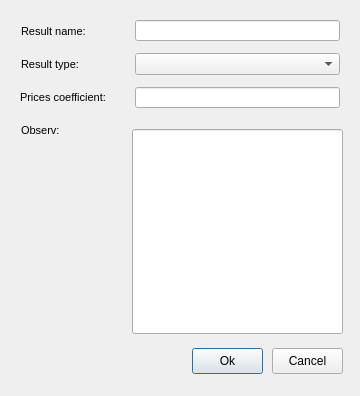
Giswater/giswater_qgis_plugin, file ui/plan_estimate_result_new.ui: the form before one commit.
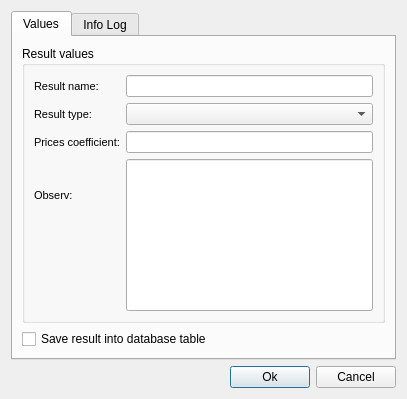
The form after the commit.

The edit to the form file:
```diff
--- a/ui/plan_estimate_result_new.ui
+++ b/ui/plan_estimate_result_new.ui
@@ -6,208 +6,241 @@
    <rect>
     <x>0</x>
     <y>0</y>
-    <width>360</width>
-    <height>396</height>
+    <width>407</width>
+    <height>384</height>
    </rect>
   </property>
   <property name="windowTitle">
    <string>Plan - estimated result</string>
   </property>
-  <widget class="QLineEdit" name="prices_coefficient">
-   <property name="enabled">
-    <bool>true</bool>
-   </property>
-   <property name="geometry">
-    <rect>
-     <x>135</x>
-     <y>87</y>
-     <width>205</width>
-     <height>21</height>
-    </rect>
-   </property>
-   <property name="font">
-    <font>
-     <family>Arial</family>
-     <italic>true</italic>
-    </font>
-   </property>
-   <property name="text">
-    <string/>
-   </property>
-   <property name="alignment">
-    <set>Qt::AlignLeading|Qt::AlignLeft|Qt::AlignTop</set>
-   </property>
-  </widget>
-  <widget class="QLabel" name="label_prices_coefficient">
-   <property name="geometry">
-    <rect>
-     <x>20</x>
-     <y>87</y>
-     <width>106</width>
-     <height>21</height>
-    </rect>
-   </property>
-   <property name="font">
-    <font>
-     <family>MS Shell Dlg 2</family>
-     <pointsize>8</pointsize>
-     <weight>50</weight>
-     <bold>false</bold>
-    </font>
-   </property>
-   <property name="text">
-    <string>Prices coefficient:</string>
-   </property>
-  </widget>
-  <widget class="QPushButton" name="btn_calculate">
-   <property name="geometry">
-    <rect>
-     <x>192</x>
-     <y>348</y>
-     <width>71</width>
-     <height>26</height>
-    </rect>
-   </property>
-   <property name="text">
-    <string>Ok</string>
-   </property>
-  </widget>
-  <widget class="QPushButton" name="btn_close">
-   <property name="geometry">
-    <rect>
-     <x>272</x>
-     <y>348</y>
-     <width>71</width>
-     <height>26</height>
-    </rect>
-   </property>
-   <property name="text">
-    <string>Cancel</string>
-   </property>
-  </widget>
-  <widget class="QLabel" name="label_result_name">
-   <property name="geometry">
-    <rect>
-     <x>21</x>
-     <y>21</y>
-     <width>111</width>
-     <height>21</height>
-    </rect>
-   </property>
-   <property name="font">
-    <font>
-     <family>MS Shell Dlg 2</family>
-     <pointsize>8</pointsize>
-     <weight>50</weight>
-     <bold>false</bold>
-    </font>
-   </property>
-   <property name="text">
-    <string>Result name:</string>
-   </property>
-  </widget>
-  <widget class="QLineEdit" name="result_name">
-   <property name="enabled">
-    <bool>true</bool>
-   </property>
-   <property name="geometry">
-    <rect>
-     <x>135</x>
-     <y>20</y>
-     <width>205</width>
-     <height>21</height>
-    </rect>
-   </property>
-   <property name="font">
-    <font>
-     <family>Arial</family>
-     <italic>true</italic>
-    </font>
-   </property>
-   <property name="text">
-    <string/>
-   </property>
-   <property name="alignment">
-    <set>Qt::AlignLeading|Qt::AlignLeft|Qt::AlignTop</set>
-   </property>
-  </widget>
-  <widget class="QLineEdit" name="observ">
-   <property name="enabled">
-    <bool>true</bool>
-   </property>
-   <property name="geometry">
-    <rect>
-     <x>132</x>
-     <y>129</y>
-     <width>211</width>
-     <height>205</height>
-    </rect>
-   </property>
-   <property name="font">
-    <font>
-     <family>Arial</family>
-     <italic>true</italic>
-    </font>
-   </property>
-   <property name="text">
-    <string/>
-   </property>
-   <property name="alignment">
-    <set>Qt::AlignLeading|Qt::AlignLeft|Qt::AlignTop</set>
-   </property>
-  </widget>
-  <widget class="QLabel" name="label_observ">
-   <property name="geometry">
-    <rect>
-     <x>21</x>
-     <y>120</y>
-     <width>111</width>
-     <height>21</height>
-    </rect>
-   </property>
-   <property name="font">
-    <font>
-     <family>MS Shell Dlg 2</family>
-     <pointsize>8</pointsize>
-     <weight>50</weight>
-     <bold>false</bold>
-    </font>
-   </property>
-   <property name="text">
-    <string>Observ:</string>
-   </property>
-  </widget>
-  <widget class="QLabel" name="label_result_type">
-   <property name="geometry">
-    <rect>
-     <x>21</x>
-     <y>54</y>
-     <width>106</width>
-     <height>21</height>
-    </rect>
-   </property>
-   <property name="font">
-    <font>
-     <family>MS Shell Dlg 2</family>
-     <pointsize>8</pointsize>
-     <weight>50</weight>
-     <bold>false</bold>
-    </font>
-   </property>
-   <property name="text">
-    <string>Result type:</string>
-   </property>
-  </widget>
-  <widget class="QComboBox" name="cmb_result_type">
-   <property name="geometry">
-    <rect>
-     <x>135</x>
-     <y>53</y>
-     <width>205</width>
-     <height>22</height>
-    </rect>
-   </property>
-  </widget>
+  <layout class="QGridLayout" name="gridLayout">
+   <item row="0" column="0">
+    <widget class="QTabWidget" name="mainTab">
+     <property name="currentIndex">
+      <number>0</number>
+     </property>
+     <widget class="QWidget" name="tab_params">
+      <attribute name="title">
+       <string>Values</string>
+      </attribute>
+      <layout class="QGridLayout" name="gridLayout_2">
+       <item row="0" column="0" colspan="2">
+        <widget class="QGroupBox" name="groupBox">
+         <property name="title">
+          <string>Result values</string>
+         </property>
+         <layout class="QGridLayout" name="gridLayout_4">
+          <item row="0" column="0">
+           <widget class="QLabel" name="label_result_name">
+            <property name="font">
+             <font>
+              <family>MS Shell Dlg 2</family>
+              <pointsize>8</pointsize>
+              <weight>50</weight>
+              <bold>false</bold>
+             </font>
+            </property>
+            <property name="text">
+             <string>Result name:</string>
+            </property>
+           </widget>
+          </item>
+          <item row="0" column="1">
+           <widget class="QLineEdit" name="result_id">
+            <property name="enabled">
+             <bool>true</bool>
+            </property>
+            <property name="font">
+             <font>
+              <family>Arial</family>
+              <italic>true</italic>
+             </font>
+            </property>
+            <property name="text">
+             <string/>
+            </property>
+            <property name="alignment">
+             <set>Qt::AlignLeading|Qt::AlignLeft|Qt::AlignTop</set>
+            </property>
+           </widget>
+          </item>
+          <item row="1" column="0">
+           <widget class="QLabel" name="label_result_type">
+            <property name="font">
+             <font>
+              <family>MS Shell Dlg 2</family>
+              <pointsize>8</pointsize>
+              <weight>50</weight>
+              <bold>false</bold>
+             </font>
+            </property>
+            <property name="text">
+             <string>Result type:</string>
+            </property>
+           </widget>
+          </item>
+          <item row="2" column="0">
+           <widget class="QLabel" name="label_prices_coefficient">
+            <property name="font">
+             <font>
+              <family>MS Shell Dlg 2</family>
+              <pointsize>8</pointsize>
+              <weight>50</weight>
+              <bold>false</bold>
+             </font>
+            </property>
+            <property name="text">
+             <string>Prices coefficient:</string>
+            </property>
+           </widget>
+          </item>
+          <item row="1" column="1">
+           <widget class="QComboBox" name="cmb_result_type"/>
+          </item>
+          <item row="2" column="1">
+           <widget class="QLineEdit" name="prices_coefficient">
+            <property name="enabled">
+             <bool>true</bool>
+            </property>
+            <property name="font">
+             <font>
+              <family>Arial</family>
+              <italic>true</italic>
+             </font>
+            </property>
+            <property name="text">
+             <string/>
+            </property>
+            <property name="alignment">
+             <set>Qt::AlignLeading|Qt::AlignLeft|Qt::AlignTop</set>
+            </property>
+           </widget>
+          </item>
+          <item row="3" column="0">
+           <widget class="QLabel" name="label_observ">
+            <property name="font">
+             <font>
+              <family>MS Shell Dlg 2</family>
+              <pointsize>8</pointsize>
+              <weight>50</weight>
+              <bold>false</bold>
+             </font>
+            </property>
+            <property name="text">
+             <string>Observ:</string>
+            </property>
+           </widget>
+          </item>
+          <item row="3" column="1" rowspan="2">
+           <widget class="QLineEdit" name="observ">
+            <property name="enabled">
+             <bool>true</bool>
+            </property>
+            <property name="sizePolicy">
+             <sizepolicy hsizetype="Expanding" vsizetype="Expanding">
+              <horstretch>0</horstretch>
+              <verstretch>0</verstretch>
+             </sizepolicy>
+            </property>
+            <property name="minimumSize">
+             <size>
+              <width>0</width>
+              <height>150</height>
+             </size>
+            </property>
+            <property name="font">
+             <font>
+              <family>Arial</family>
+              <italic>true</italic>
+             </font>
+            </property>
+            <property name="text">
+             <string/>
+            </property>
+            <property name="alignment">
+             <set>Qt::AlignLeading|Qt::AlignLeft|Qt::AlignTop</set>
+            </property>
+           </widget>
+          </item>
+         </layout>
+        </widget>
+       </item>
+       <item row="1" column="0">
+        <widget class="QCheckBox" name="chk_save">
+         <property name="text">
+          <string>Save result into database table</string>
+         </property>
+        </widget>
+       </item>
+      </layout>
+      <zorder>label_observ</zorder>
+      <zorder>result_name</zorder>
+      <zorder>prices_coefficient</zorder>
+      <zorder>label_prices_coefficient</zorder>
+      <zorder>label_result_type</zorder>
+      <zorder>observ</zorder>
+      <zorder>cmb_result_type</zorder>
+      <zorder>label_result_name</zorder>
+      <zorder>groupBox</zorder>
+      <zorder>chk_save</zorder>
+     </widget>
+     <widget class="QWidget" name="tab_loginfo">
+      <attribute name="title">
+       <string>Info Log</string>
+      </attribute>
+      <layout class="QGridLayout" name="gridLayout_3">
+       <item row="0" column="0">
+        <widget class="QTextEdit" name="txt_infolog"/>
+       </item>
+      </layout>
+     </widget>
+    </widget>
+   </item>
+   <item row="1" column="0">
+    <spacer name="verticalSpacer">
+     <property name="orientation">
+      <enum>Qt::Vertical</enum>
+     </property>
+     <property name="sizeHint" stdset="0">
+      <size>
+       <width>20</width>
+       <height>40</height>
+      </size>
+     </property>
+    </spacer>
+   </item>
+   <item row="3" column="0">
+    <layout class="QHBoxLayout" name="horizontalLayout">
+     <item>
+      <spacer name="horizontalSpacer">
+       <property name="orientation">
+        <enum>Qt::Horizontal</enum>
+       </property>
+       <property name="sizeHint" stdset="0">
+        <size>
+         <width>40</width>
+         <height>20</height>
+        </size>
+       </property>
+      </spacer>
+     </item>
+     <item>
+      <widget class="QPushButton" name="btn_calculate">
+       <property name="text">
+        <string>Ok</string>
+       </property>
+      </widget>
+     </item>
+     <item>
+      <widget class="QPushButton" name="btn_close">
+       <property name="text">
+        <string>Cancel</string>
+       </property>
+      </widget>
+     </item>
+    </layout>
+   </item>
+  </layout>
  </widget>
  <tabstops>
   <tabstop>result_name</tabstop>
```
Left out of the diff: 8 changed lines with no effect on the pictures.
